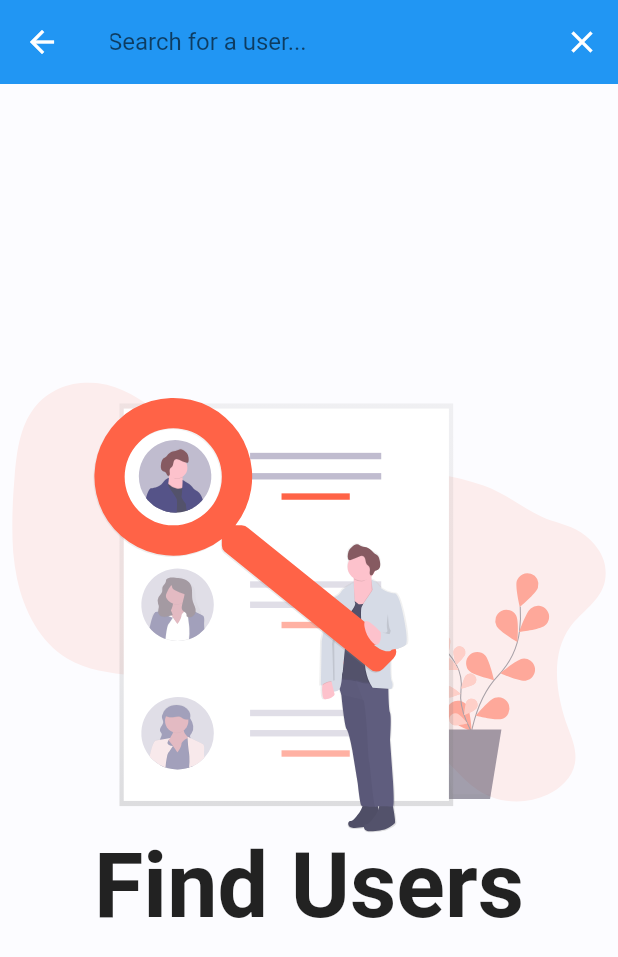
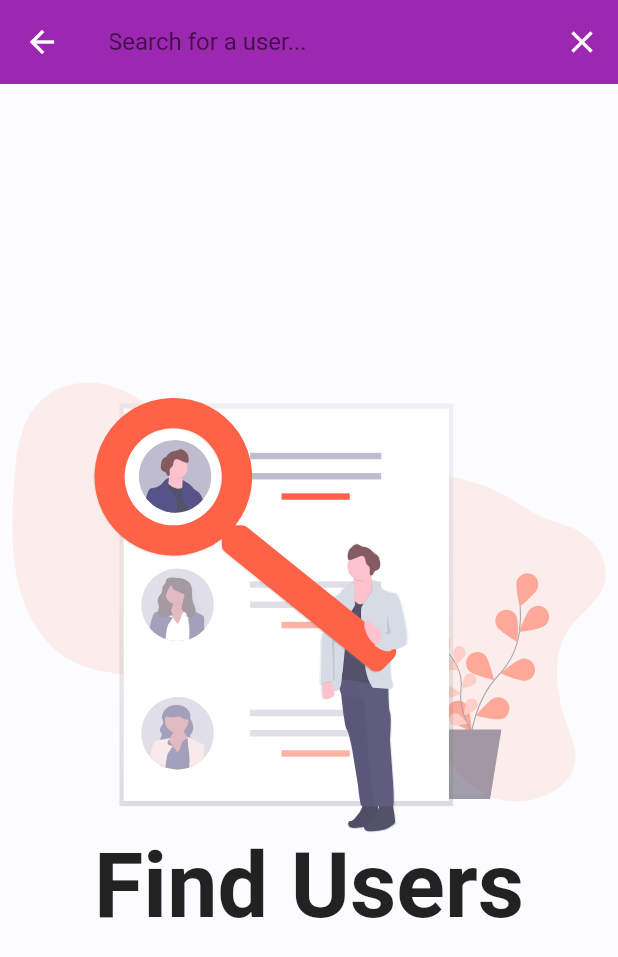
Before and after one commit to ritik-playground/kasassy, a Flutter app: the Timeline screen opened directly, after a tap on the "search" icon, on a phone screen of 412 x 824 dp. Shown: the top 957 px of the screen. Run offline on Flutter 3.47's test engine with Material 2 defaults, Android fonts, the phone set to English and light mode, and no system bars; our stand-ins replace bloc, cached_network_image, cloud_firestore, equatable, firebase_auth, firebase_core and 12 more; missing offline and left inert: animator, flow_builder; accounts and stored records are empty; generated files the repository leaves out were written again.

Commit message:
refactor: color and name change

```diff
--- a/lib/constants/palette.dart
+++ b/lib/constants/palette.dart
@@ -2,7 +2,7 @@ import 'package:flutter/material.dart';
 
 class Palette {
   static const primaryColor = Color(0xfffcfcff);
-  static const secondaryColor = Colors.blue;
+  static const secondaryColor = Colors.purple;
 
   static const darkColor = Color(0xff313131);
   static const redColor = Colors.red;
--- a/lib/constants/styles.dart
+++ b/lib/constants/styles.dart
@@ -15,7 +15,7 @@ class Styles {
 
 class TextStyles {
   static TextStyle appBarHeading = const TextStyle(
-    color: Palette.darkColor,
+    color: Palette.whiteColor,
     fontSize: 18,
     fontWeight: FontWeight.w800,
   );
--- a/lib/constants/themes.dart
+++ b/lib/constants/themes.dart
@@ -13,8 +13,12 @@ class Themes {
       unselectedItemColor: Palette.darkColor,
       showUnselectedLabels: false,
     ),
+    progressIndicatorTheme: const ProgressIndicatorThemeData(
+      circularTrackColor: Palette.secondaryColor,
+      linearTrackColor: Palette.secondaryColor,
+    ),
     colorScheme: ColorScheme.fromSwatch(
-      accentColor: Palette.secondaryColor,
+      primarySwatch: Palette.secondaryColor,
     ),
     appBarTheme: AppBarTheme(
       elevation: 0,
--- a/lib/timeline/timeline_nav.dart
+++ b/lib/timeline/timeline_nav.dart
@@ -16,7 +16,7 @@ class Timeline extends StatelessWidget {
   Widget build(BuildContext context) {
     return Scaffold(
       appBar: AppBar(
-        title: const Text('Social App'),
+        title: const Text('Kasassy'),
         centerTitle: true,
         actions: [
           IconButton(
```
